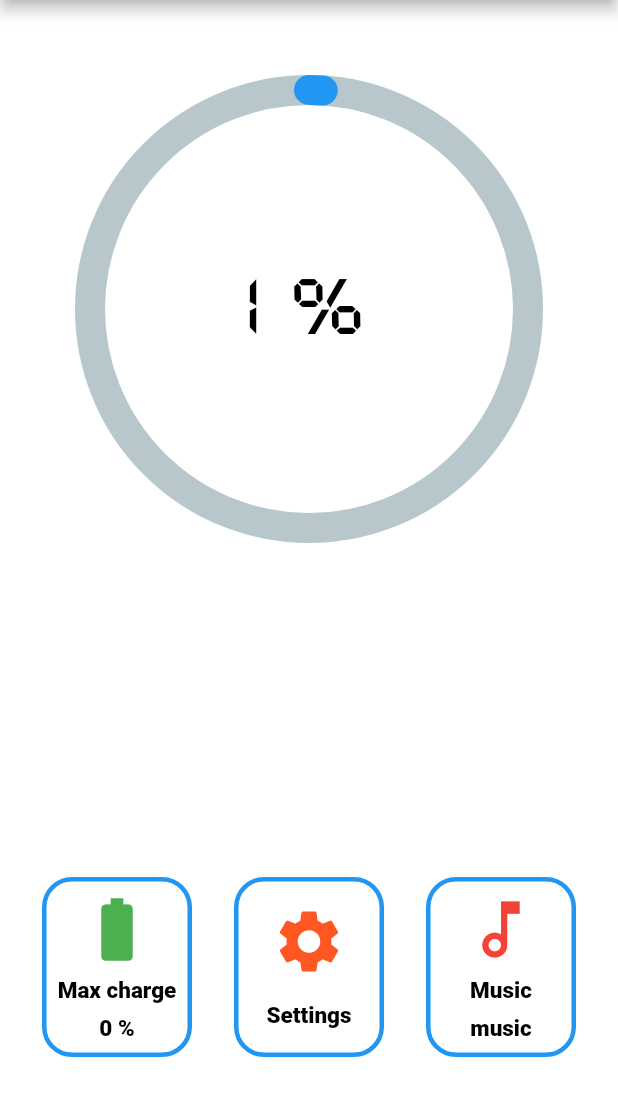
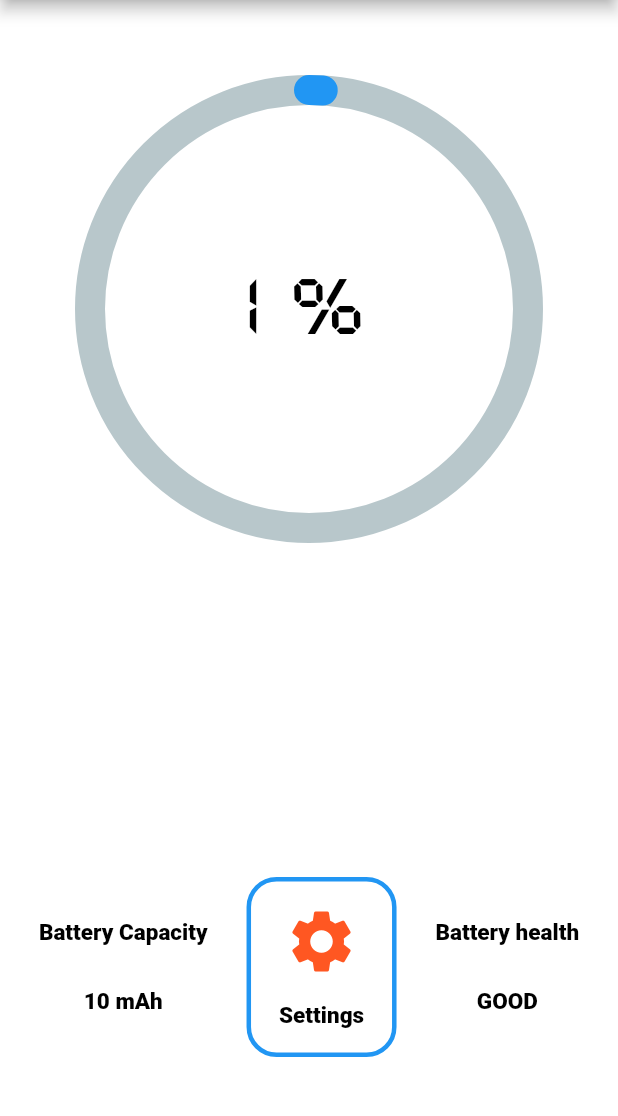
Before and after one commit to ShamilPP/BatteryManager, a Flutter app: the screen it shows after launch, on a phone screen of 412 x 824 dp, the part 84-1200 px from its top. Run offline on Flutter 3.47's test engine with Material 2 defaults, Android fonts, the phone set to English and light mode, and no system bars; drawn by our look-alikes of percent_indicator; our stand-ins replace file_picker, flutter_colorpicker, permission_handler, shared_preferences.

Commit message:
battery info added

```diff
--- /dev/null
+++ b/lib/bottom_action/batteryCapacity.dart
@@ -0,0 +1,56 @@
+import 'package:battery_manager/provider/myProvider.dart';
+import 'package:flutter/material.dart';
+import 'package:provider/provider.dart';
+
+class ChangeMaxBattery extends StatefulWidget {
+  @override
+  _ChangeMaxBatteryState createState() => _ChangeMaxBatteryState();
+}
+
+class _ChangeMaxBatteryState extends State<ChangeMaxBattery>
+    with SingleTickerProviderStateMixin {
+  late AnimationController controller;
+  late Animation<Offset> offset;
+
+  @override
+  void initState() {
+    controller =
+        AnimationController(vsync: this, duration: Duration(seconds: 1));
+    offset = Tween<Offset>(begin: Offset(4.0, 0.0), end: Offset.zero)
+        .animate(controller);
+    controller.forward();
+    super.initState();
+  }
+
+  @override
+  Widget build(BuildContext context) {
+    return SlideTransition(
+      position: offset,
+      child: Container(
+        height: 120,
+        child: Column(
+          mainAxisAlignment: MainAxisAlignment.spaceEvenly,
+          children: [
+            Text(
+              "Battery Capacity",
+              maxLines: 1,
+              style: TextStyle(
+                  fontSize: 15,
+                  fontWeight: FontWeight.w800,
+                  color: Color(Provider.of<MyProvider>(context, listen: false)
+                      .fontColor)),
+            ),
+            Text(
+              Provider.of<MyProvider>(context, listen: false).batteryMAH,
+              style: TextStyle(
+                  fontSize: 15,
+                  fontWeight: FontWeight.w800,
+                  color: Color(Provider.of<MyProvider>(context, listen: false)
+                      .fontColor)),
+            ),
+          ],
+        ),
+      ),
+    );
+  }
+}
--- /dev/null
+++ b/lib/bottom_action/batteryHealth.dart
@@ -0,0 +1,58 @@
+import 'package:battery_manager/provider/myProvider.dart';
+import 'package:flutter/material.dart';
+import 'package:provider/provider.dart';
+
+class MusicChange extends StatefulWidget {
+  const MusicChange({Key? key}) : super(key: key);
+
+  @override
+  _MusicChangeState createState() => _MusicChangeState();
+}
+
+class _MusicChangeState extends State<MusicChange>
+    with SingleTickerProviderStateMixin {
+  late AnimationController controller;
+  late Animation<Offset> offset;
+
+  @override
+  void initState() {
+    controller =
+        AnimationController(vsync: this, duration: Duration(seconds: 1));
+    offset = Tween<Offset>(begin: Offset(-4.0, 0.0), end: Offset.zero)
+        .animate(controller);
+    controller.forward();
+    super.initState();
+  }
+
+  @override
+  Widget build(BuildContext context) {
+    return SlideTransition(
+      position: offset,
+      child: Container(
+        height: 120,
+        child: Column(
+          mainAxisAlignment: MainAxisAlignment.spaceEvenly,
+          children: [
+            Text(
+              "Battery health",
+              maxLines: 1,
+              style: TextStyle(
+                  fontSize: 15,
+                  fontWeight: FontWeight.w800,
+                  color: Color(Provider.of<MyProvider>(context, listen: false)
+                      .fontColor)),
+            ),
+            Text(
+              Provider.of<MyProvider>(context, listen: false).batteryHealth,
+              style: TextStyle(
+                  fontSize: 15,
+                  fontWeight: FontWeight.w800,
+                  color: Color(Provider.of<MyProvider>(context, listen: false)
+                      .fontColor)),
+            ),
+          ],
+        ),
+      ),
+    );
+  }
+}
--- a/lib/bottom_action/changeMaxBattery.dart
+++ /dev/null
@@ -1,79 +0,0 @@
-import 'package:battery_manager/provider/myProvider.dart';
-import 'package:flutter/material.dart';
-import 'package:provider/provider.dart';
-
-class ChangeMaxBattery extends StatefulWidget {
-  @override
-  _ChangeMaxBatteryState createState() => _ChangeMaxBatteryState();
-}
-
-class _ChangeMaxBatteryState extends State<ChangeMaxBattery>
-    with SingleTickerProviderStateMixin {
-  late AnimationController controller;
-  late Animation<Offset> offset;
-
-  @override
-  void initState() {
-    controller =
-        AnimationController(vsync: this, duration: Duration(seconds: 1));
-    offset = Tween<Offset>(begin: Offset(4.0, 0.0), end: Offset.zero)
-        .animate(controller);
-    controller.forward();
-    super.initState();
-  }
-
-  @override
-  Widget build(BuildContext context) {
-    return SlideTransition(
-      position: offset,
-      child: Container(
-        width: 100,
-        height: 120,
-        decoration: BoxDecoration(
-            borderRadius: BorderRadius.circular(20),
-            border: Border.all(
-                width: 3,
-                color: Color(Provider.of<MyProvider>(context, listen: false)
-                    .primaryColor))),
-        child: InkWell(
-          splashColor:
-              Color(Provider.of<MyProvider>(context, listen: false).fontColor),
-          onTap: () {
-            Provider.of<MyProvider>(context, listen: false)
-                .changeMaxBattery(context);
-          },
-          child: Column(
-            mainAxisAlignment: MainAxisAlignment.spaceEvenly,
-            children: [
-              Icon(
-                Icons.battery_full_outlined,
-                size: 50,
-                color: Colors.green,
-              ),
-              Text(
-                "Max charge",
-                maxLines: 1,
-                style: TextStyle(
-                    fontSize: 15,
-                    fontWeight: FontWeight.w800,
-                    color: Color(Provider.of<MyProvider>(context, listen: false)
-                        .fontColor)),
-              ),
-              Text(
-                Provider.of<MyProvider>(context, listen: false)
-                        .maxCharge
-                        .toString() +
-                    " %",
-                style: TextStyle(
-                    fontSize: 15,
-                    fontWeight: FontWeight.w800,
-                    color: Color(Provider.of<MyProvider>(context, listen: false)
-                        .fontColor)),
-              ),
-            ],
-          ),
-        ),
-      ),
-    );
-  }
-}
--- a/lib/bottom_action/musicChange.dart
+++ /dev/null
@@ -1,83 +0,0 @@
-import 'package:battery_manager/provider/myProvider.dart';
-import 'package:flutter/material.dart';
-import 'package:provider/provider.dart';
-
-class MusicChange extends StatefulWidget {
-  const MusicChange({Key? key}) : super(key: key);
-
-  @override
-  _MusicChangeState createState() => _MusicChangeState();
-}
-
-class _MusicChangeState extends State<MusicChange>
-    with SingleTickerProviderStateMixin {
-  late AnimationController controller;
-  late Animation<Offset> offset;
-
-  @override
-  void initState() {
-    controller =
-        AnimationController(vsync: this, duration: Duration(seconds: 1));
-    offset = Tween<Offset>(begin: Offset(-4.0, 0.0), end: Offset.zero)
-        .animate(controller);
-    controller.forward();
-    super.initState();
-  }
-
-  @override
-  Widget build(BuildContext context) {
-    if (Provider.of<MyProvider>(context, listen: false).music != "Default") {
-      String fileNameWithExt =
-          Provider.of<MyProvider>(context, listen: false).music.split('/').last;
-      Provider.of<MyProvider>(context, listen: false).music =
-          fileNameWithExt.split('.').first;
-    }
-    return SlideTransition(
-      position: offset,
-      child: Container(
-        width: 100,
-        height: 120,
-        decoration: BoxDecoration(
-            borderRadius: BorderRadius.circular(20),
-            border: Border.all(
-                width: 3,
-                color: Color(Provider.of<MyProvider>(context, listen: false)
-                    .primaryColor))),
-        child: InkWell(
-          splashColor:
-              Color(Provider.of<MyProvider>(context, listen: false).fontColor),
-          onTap: () {
-            Provider.of<MyProvider>(context, listen: false).pickAndSet(context);
-          },
-          child: Column(
-            mainAxisAlignment: MainAxisAlignment.spaceEvenly,
-            children: [
-              Icon(
-                Icons.music_note_outlined,
-                size: 50,
-                color: Colors.red,
-              ),
-              Text(
-                "Music",
-                style: TextStyle(
-                    fontSize: 15,
-                    fontWeight: FontWeight.w800,
-                    color: Color(Provider.of<MyProvider>(context, listen: false)
-                        .fontColor)),
-              ),
-              Text(
-                Provider.of<MyProvider>(context, listen: false).music,
-                maxLines: 1,
-                style: TextStyle(
-                    fontSize: 15,
-                    fontWeight: FontWeight.w800,
-                    color: Color(Provider.of<MyProvider>(context, listen: false)
-                        .fontColor)),
-              ),
-            ],
-          ),
-        ),
-      ),
-    );
-  }
-}
--- a/lib/bottom_action/openSettings.dart
+++ b/lib/bottom_action/openSettings.dart
@@ -4,7 +4,6 @@ import 'package:flutter/material.dart';
 import 'package:provider/provider.dart';
 
 class OpenSettings extends StatefulWidget {
-
   const OpenSettings({Key? key}) : super(key: key);
 
   @override
--- a/lib/mainScreen.dart
+++ b/lib/mainScreen.dart
@@ -1,6 +1,6 @@
 import 'package:battery_manager/batteryProgress.dart';
-import 'package:battery_manager/bottom_action//musicChange.dart';
-import 'package:battery_manager/bottom_action/changeMaxBattery.dart';
+import 'package:battery_manager/bottom_action/batteryCapacity.dart';
+import 'package:battery_manager/bottom_action/batteryHealth.dart';
 import 'package:battery_manager/bottom_action/openSettings.dart';
 import 'package:battery_manager/provider/myProvider.dart';
 import 'package:flutter/material.dart';
@@ -12,7 +12,8 @@ class MainScreen extends StatefulWidget {
   _MainScreenState createState() => _MainScreenState();
 }
 
-class _MainScreenState extends State<MainScreen> with SingleTickerProviderStateMixin{
+class _MainScreenState extends State<MainScreen>
+    with SingleTickerProviderStateMixin {
   int batteryCharge = 1;
   static const platform = const MethodChannel('battery');
 
@@ -70,11 +71,15 @@ class _MainScreenState extends State<MainScreen> with SingleTickerProviderStateM
     int batteryLevel;
     int? max;
     String? path;
+    String? batteryMAH;
+    String? batteryHealth;
 
     try {
       batteryLevel = await platform.invokeMethod('getBatteryLevel');
       max = await platform.invokeMethod('getMax');
       path = await platform.invokeMethod('getMusic');
+      batteryMAH = await platform.invokeMethod('getMAH');
+      batteryHealth = await platform.invokeMethod('getHealth');
     } on PlatformException {
       batteryLevel = 100;
     }
@@ -83,6 +88,9 @@ class _MainScreenState extends State<MainScreen> with SingleTickerProviderStateM
       batteryCharge = batteryLevel;
       Provider.of<MyProvider>(context, listen: false).maxCharge = max!;
       Provider.of<MyProvider>(context, listen: false).music = path!;
+      Provider.of<MyProvider>(context, listen: false).batteryMAH = batteryMAH!;
+      Provider.of<MyProvider>(context, listen: false).batteryHealth =
+          batteryHealth!;
     });
   }
 }
--- a/lib/provider/myProvider.dart
+++ b/lib/provider/myProvider.dart
@@ -11,6 +11,8 @@ class MyProvider extends ChangeNotifier {
   int fontColor = Colors.black.value;
   int maxCharge = 0;
   String music = "music";
+  String batteryMAH = "10 mAh";
+  String batteryHealth = "GOOD";
   SharedPreferences? sharedPreferences;
 
   void setPrimaryColor(int color) {
```
Also changed, not shown: lib/main.dart (line endings or trailing spaces), 3 other files.
